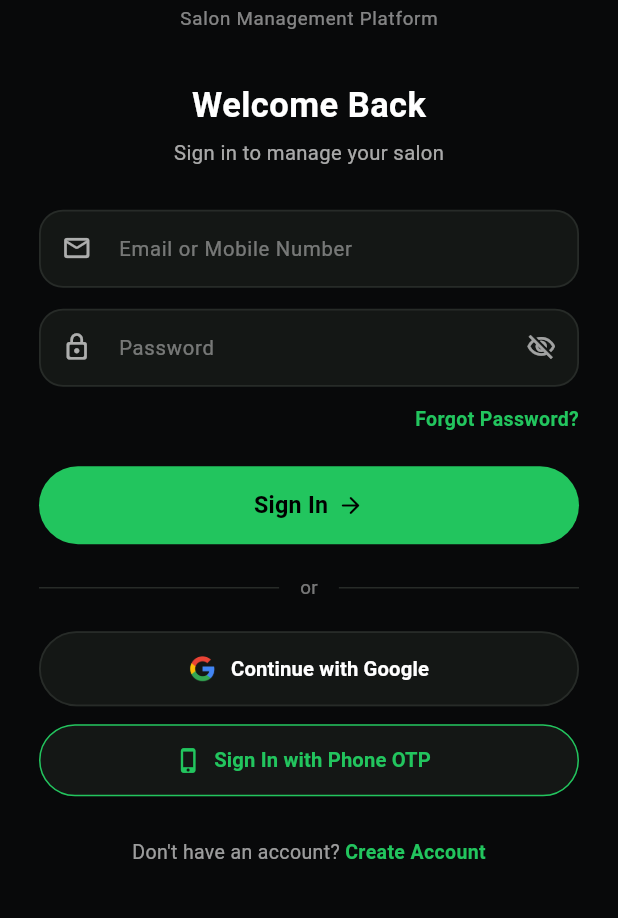
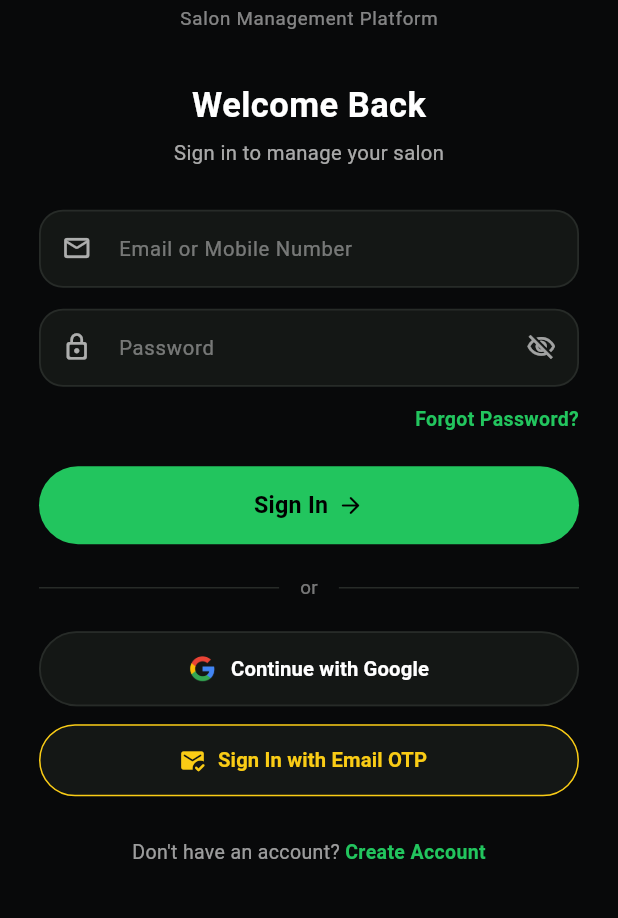
Before and after one commit to ruvexisolutions/app, a Flutter app: the screen it shows after launch, on a phone screen of 412 x 824 dp, the part 292-1210 px from its top. Run offline on Flutter 3.47's test engine with Material 3 defaults, Android fonts, the phone set to English and light mode, and no system bars; our stand-ins replace flutter_secure_storage, google_sign_in; accounts and stored records are empty.

Commit message:
feat(auth): enable Email OTP sign-in on app and backend, upgrade OTPModel and router

```diff
--- a/lib/core/network/ruvexi_api_client.dart
+++ b/lib/core/network/ruvexi_api_client.dart
@@ -191,24 +191,33 @@ class RuvexiApiClient {
     return map;
   }
 
-  Future<Map<String, dynamic>> requestOtp(String phone) async {
+  Future<Map<String, dynamic>> requestOtp(String emailOrPhone) async {
     final res = await _request(
       'POST',
       '/auth/otp/request',
-      body: {'phone': phone},
+      body: {
+        'email': emailOrPhone,
+        'phone': emailOrPhone,
+      },
       requireAuth: false,
     );
     return Map<String, dynamic>.from(res as Map);
   }
 
   Future<Map<String, dynamic>> verifyOtp({
-    required String phone,
+    String emailOrPhone = '',
+    String? phone,
     required String otp,
   }) async {
+    final identifier = emailOrPhone.isNotEmpty ? emailOrPhone : (phone ?? '');
     final res = await _request(
       'POST',
       '/auth/otp/verify',
-      body: {'phone': phone, 'otp': otp},
+      body: {
+        'email': identifier,
+        'phone': identifier,
+        'otp': otp,
+      },
       requireAuth: false,
     );
     final map = Map<String, dynamic>.from(res as Map);
--- a/lib/core/state/ruvexi_state.dart
+++ b/lib/core/state/ruvexi_state.dart
@@ -879,13 +879,17 @@ class RuvexiAppState extends ChangeNotifier {
     await api.requestPasswordReset(email);
   }
 
-  Future<void> requestOtp(String phone) async {
-    await api.requestOtp(phone);
-  }
-
-  Future<bool> verifyOtp({required String phone, required String otp}) async {
+  Future<void> requestOtp(String emailOrPhone) async {
+    await api.requestOtp(emailOrPhone);
+  }
+
+  Future<bool> verifyOtp({
+    String emailOrPhone = '',
+    String? phone,
+    required String otp,
+  }) async {
     lastSyncError = null;
-    final res = await api.verifyOtp(phone: phone, otp: otp);
+    final res = await api.verifyOtp(emailOrPhone: emailOrPhone, phone: phone, otp: otp);
     _applyUserAndSalon(
       res['user'] is Map ? Map<String, dynamic>.from(res['user']) : null,
       res['salon'] is Map ? Map<String, dynamic>.from(res['salon']) : null,
--- a/lib/features/auth/screens/login_screen.dart
+++ b/lib/features/auth/screens/login_screen.dart
@@ -97,7 +97,7 @@ class _LoginScreenState extends State<LoginScreen> {
 
       if (raw.contains('10') || raw.contains('DEVELOPER_ERROR') || raw.contains('sign_in_failed')) {
         friendlyMessage =
-            "Google Sign-In requires registering the app's SHA-1 fingerprint in Google Cloud Console.\n\nPlease sign in with Email & Password or use Phone OTP (8296294666).";
+            "Google Sign-In requires registering the app's SHA-1 fingerprint in Google Cloud Console.\n\nPlease sign in with Email & Password or use Email OTP.";
       } else if (raw.contains('cancelled') || raw.contains('canceled')) {
         friendlyMessage = "Google sign-in was cancelled.";
       } else {
@@ -111,9 +111,9 @@ class _LoginScreenState extends State<LoginScreen> {
     }
   }
 
-  // Handle Phone OTP Sign-In
+  // Handle Email OTP Sign-In
   void _showOtpSignInSheet() {
-    final phoneCtrl = TextEditingController(text: "8296294666");
+    final emailCtrl = TextEditingController();
     final otpCtrl = TextEditingController();
     bool otpSent = false;
     bool isSubmitting = false;
@@ -125,7 +125,7 @@ class _LoginScreenState extends State<LoginScreen> {
       backgroundColor: const Color(0xFF101211),
       shape: const RoundedRectangleBorder(
         borderRadius: BorderRadius.vertical(top: Radius.circular(24)),
-        side: BorderSide(color: Color(0xFF22C55E), width: 1.2),
+        side: BorderSide(color: Color(0xFFFACC15), width: 1.2),
       ),
       builder: (ctx) {
         return StatefulBuilder(
@@ -145,7 +145,7 @@ class _LoginScreenState extends State<LoginScreen> {
                     mainAxisAlignment: MainAxisAlignment.spaceBetween,
                     children: [
                       const Text(
-                        "Manager Sign In with Phone OTP",
+                        "Sign In with Email OTP",
                         style: TextStyle(
                           color: Colors.white,
                           fontSize: 16,
@@ -161,8 +161,8 @@ class _LoginScreenState extends State<LoginScreen> {
                   const SizedBox(height: 6),
                   Text(
                     otpSent
-                        ? "Enter the 6-digit verification code dispatched to your phone/email."
-                        : "Enter your registered Salon Manager phone number to receive a secure login code.",
+                        ? "Enter the 6-digit verification code dispatched to ${emailCtrl.text.trim()}."
+                        : "Enter your registered salon email address to receive a secure login code.",
                     style: TextStyle(
                       color: Colors.white.withOpacity(0.55),
                       fontSize: 12.5,
@@ -192,17 +192,17 @@ class _LoginScreenState extends State<LoginScreen> {
                         border: Border.all(color: const Color(0xFF272B28), width: 1.2),
                       ),
                       child: TextField(
-                        controller: phoneCtrl,
-                        keyboardType: TextInputType.phone,
+                        controller: emailCtrl,
+                        keyboardType: TextInputType.emailAddress,
                         style: const TextStyle(color: Colors.white, fontSize: 14),
                         decoration: InputDecoration(
-                          hintText: "Phone Number (e.g. 8296294666)",
+                          hintText: "Email address (e.g. name@salon.com)",
                           hintStyle: TextStyle(
                             color: Colors.white.withOpacity(0.42),
                             fontSize: 13,
                           ),
                           prefixIcon: Icon(
-                            Icons.phone_android_rounded,
+                            Icons.alternate_email_rounded,
                             color: Colors.white.withOpacity(0.65),
                             size: 20,
                           ),
@@ -217,7 +217,7 @@ class _LoginScreenState extends State<LoginScreen> {
                       height: 48,
                       child: ElevatedButton(
                         style: ElevatedButton.styleFrom(
-                          backgroundColor: const Color(0xFF22C55E),
+                          backgroundColor: const Color(0xFFFACC15),
                           shape: RoundedRectangleBorder(
                             borderRadius: BorderRadius.circular(25),
                           ),
@@ -225,14 +225,17 @@ class _LoginScreenState extends State<LoginScreen> {
                         onPressed: isSubmitting
                             ? null
                             : () async {
-                                final phone = phoneCtrl.text.trim();
-                                if (phone.isEmpty) return;
+                                final email = emailCtrl.text.trim();
+                                if (email.isEmpty || !email.contains('@')) {
+                                  setSheetState(() => otpError = "Please enter a valid registered email address");
+                                  return;
+                                }
                                 setSheetState(() {
                                   isSubmitting = true;
                                   otpError = null;
                                 });
                                 try {
-                                  await widget.appState.requestOtp(phone);
+                                  await widget.appState.requestOtp(email);
                                   setSheetState(() {
                                     isSubmitting = false;
                                     otpSent = true;
@@ -296,7 +299,7 @@ class _LoginScreenState extends State<LoginScreen> {
                       height: 48,
                       child: ElevatedButton(
                         style: ElevatedButton.styleFrom(
-                          backgroundColor: const Color(0xFF22C55E),
+                          backgroundColor: const Color(0xFFFACC15),
                           shape: RoundedRectangleBorder(
                             borderRadius: BorderRadius.circular(25),
                           ),
@@ -312,7 +315,7 @@ class _LoginScreenState extends State<LoginScreen> {
                                 });
                                 try {
                                   await widget.appState.verifyOtp(
-                                    phone: phoneCtrl.text.trim(),
+                                    emailOrPhone: emailCtrl.text.trim(),
                                     otp: code,
                                   );
                                   if (!mounted) return;
@@ -352,8 +355,8 @@ class _LoginScreenState extends State<LoginScreen> {
                       child: TextButton(
                         onPressed: () => setSheetState(() => otpSent = false),
                         child: const Text(
-                          "Change Phone Number",
-                          style: TextStyle(color: Color(0xFF22C55E), fontSize: 12),
+                          "Change Email Address",
+                          style: TextStyle(color: Color(0xFFFACC15), fontSize: 12),
                         ),
                       ),
                     ),
@@ -966,7 +969,7 @@ class _LoginScreenState extends State<LoginScreen> {
 
                     const SizedBox(height: 12),
 
-                    // Phone OTP Sign-In Button
+                    // Email OTP Sign-In Button
                     SizedBox(
                       width: double.infinity,
                       height: 48,
@@ -974,7 +977,7 @@ class _LoginScreenState extends State<LoginScreen> {
                         style: OutlinedButton.styleFrom(
                           backgroundColor: const Color(0xFF141715),
                           side: const BorderSide(
-                            color: Color(0xFF22C55E),
+                            color: Color(0xFFFACC15),
                             width: 1.0,
                           ),
                           shape: RoundedRectangleBorder(
@@ -982,11 +985,11 @@ class _LoginScreenState extends State<LoginScreen> {
                           ),
                         ),
                         onPressed: _isLoading ? null : _showOtpSignInSheet,
-                        icon: const Icon(Icons.phone_iphone_rounded, color: Color(0xFF22C55E), size: 18),
+                        icon: const Icon(Icons.mark_email_read_rounded, color: Color(0xFFFACC15), size: 18),
                         label: const Text(
-                          "Sign In with Phone OTP",
+                          "Sign In with Email OTP",
                           style: TextStyle(
-                            color: Color(0xFF22C55E),
+                            color: Color(0xFFFACC15),
                             fontSize: 13.5,
                             fontWeight: FontWeight.w600,
                           ),
```
